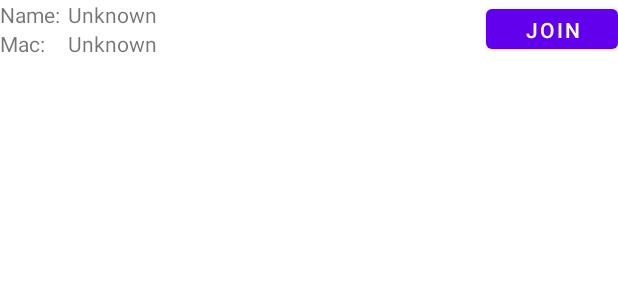
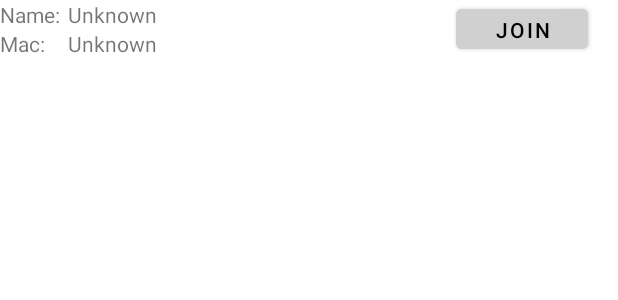
Before and after one commit to Warpand/Mobilne-Tetris, an Android app: the layout device_rep.xml on its own in the app's theme, with its tools: preview values and no code run, on a phone screen of 412 x 824 dp. Shown: the top 300 px of the screen. Run offline under Robolectric (Android 15) with nearby library versions, the phone set to English and light mode, and no system bars.

Commit message:
Cosmetic changes in Bluetooth views

```diff
--- a/app/src/main/java/com/example/tetris/android/AbstractRotationSensor.java
+++ b/app/src/main/java/com/example/tetris/android/AbstractRotationSensor.java
@@ -25,7 +25,7 @@ public abstract class AbstractRotationSensor implements RotationSensor {
 
     protected void handleTiltAndTimestamp(double tilt, long eventTimestamp) {
         // the documentation doesn't disclose if event.timestamp is time since registration
-        // or some arbitrary number, so the first event timestamp is used to initialize out timestamp
+        // or some arbitrary number, so the first event timestamp is used to initialize our timestamp
         float dt = (timestamp != 0) ? (eventTimestamp - timestamp) * ns2s : 0.0f;
         timestamp = eventTimestamp;
         if(Math.abs(tilt) > threshold) {
--- a/app/src/main/java/com/example/tetris/android/RotationAbsolute.java
+++ b/app/src/main/java/com/example/tetris/android/RotationAbsolute.java
@@ -6,10 +6,10 @@ import android.hardware.SensorManager;
 import com.example.tetris.core.GameEngine;
 
 public class RotationAbsolute extends AbstractRotationSensor {
-
     private final float[] rotationMatrixBuffer = new float[9];
     private final float[] remappedRotationBuffer = new float[9];
     private final float[] orientationsBuffer = new float[3];
+
     RotationAbsolute(SensorManager sensorManager, GameEngine gameEngine) {
         super(sensorManager, gameEngine);
     }
--- a/app/src/main/res/layout/activity_main.xml
+++ b/app/src/main/res/layout/activity_main.xml
@@ -15,13 +15,12 @@
         android:textStyle='bold'
         android:textSize='100sp'
         android:textColor='@color/black'
-        android:shadowColor="#FFFF00"
+        android:shadowColor="@color/yellow"
         android:background="@drawable/round_background"
         android:padding="20dp"
         android:shadowDx='2'
         android:shadowDy='-2'
-        android:shadowRadius='1.5'
-       />
+        android:shadowRadius='1.5' />
 
     <Button
         android:id="@+id/single_player_button"
@@ -63,5 +62,4 @@
         android:backgroundTint="@color/light_grey"
         android:text="@string/scores" />
 
-
 </androidx.appcompat.widget.LinearLayoutCompat>
--- a/app/src/main/res/layout/device_rep.xml
+++ b/app/src/main/res/layout/device_rep.xml
@@ -2,15 +2,14 @@
 <RelativeLayout xmlns:android="http://schemas.android.com/apk/res/android"
     android:layout_width="match_parent"
     android:layout_height="wrap_content"
-    android:paddingBottom="8dp">
+    android:paddingBottom="10dp">
 
     <TextView
         android:id="@+id/bluetooth_name_label"
         android:layout_width="wrap_content"
         android:layout_height="wrap_content"
         android:text="@string/name"
-        android:layout_alignParentStart="true">
-    </TextView>
+        android:layout_alignParentStart="true" />
 
     <TextView
         android:id="@+id/bluetooth_device_name"
@@ -18,8 +17,7 @@
         android:layout_height="wrap_content"
         android:text="@string/unknown"
         android:layout_marginStart="5dp"
-        android:layout_toEndOf="@id/bluetooth_name_label">
-    </TextView>
+        android:layout_toEndOf="@id/bluetooth_name_label" />
 
     <TextView
         android:id="@+id/bluetooth_mac_label"
@@ -27,9 +25,7 @@
         android:layout_height="wrap_content"
         android:text="@string/mac"
         android:layout_below="@id/bluetooth_name_label"
-        android:layout_alignParentStart="true">
-
-    </TextView>
+        android:layout_alignParentStart="true" />
 
     <TextView
         android:id="@+id/bluetooth_device_mac"
@@ -37,8 +33,7 @@
         android:layout_height="wrap_content"
         android:text="@string/unknown"
         android:layout_below="@id/bluetooth_device_name"
-        android:layout_alignStart="@id/bluetooth_device_name">
-    </TextView>
+        android:layout_alignStart="@id/bluetooth_device_name" />
 
     <Button
         android:id="@+id/bluetooth_device_join"
@@ -47,6 +42,9 @@
         android:layout_alignTop="@id/bluetooth_device_name"
         android:layout_alignBottom="@id/bluetooth_device_mac"
         android:layout_alignParentEnd="true"
-        android:text="@string/join">
-    </Button>
+        android:layout_marginEnd="20dp"
+        android:backgroundTint="@color/light_grey"
+        android:text="@string/join"
+        android:textColor="@color/black" />
+
 </RelativeLayout>
--- a/app/src/main/res/values/colors.xml
+++ b/app/src/main/res/values/colors.xml
@@ -9,4 +9,6 @@
     <color name="white">#FFFFFFFF</color>
     <color name="background_grey">#FF323232</color>
     <color name="light_grey">#FFD0D0D0</color>
+    <color name="yellow">#FFFF00</color>
+    <color name="warning_red">#FF6767</color>
 </resources>
```
Also changed, not shown: app/src/main/java/com/example/tetris/android/GameView.java (+1 -18 lines), app/src/main/java/com/example/tetris/bluetooth/BluetoothDiscoveryReceiver.java (+10 -10 lines), app/src/main/res/layout/duel_host_activity.xml (+7 -1 lines), app/src/main/res/layout/duel_join_activity.xml (+7 -4 lines), app/src/main/res/values/strings.xml (+4 -3 lines).
